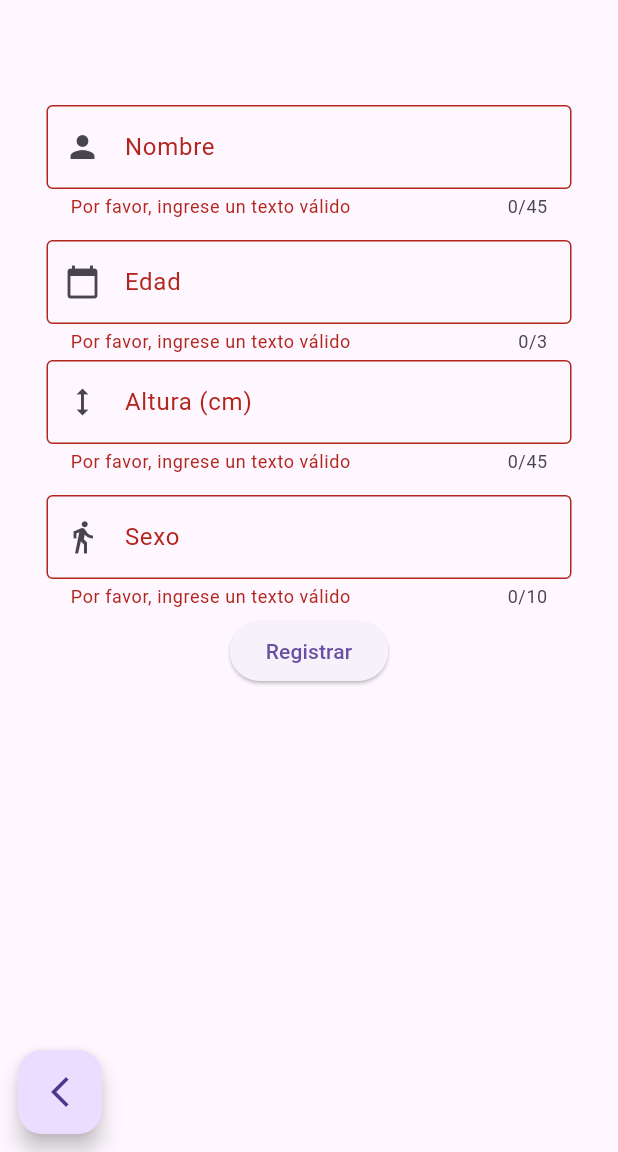
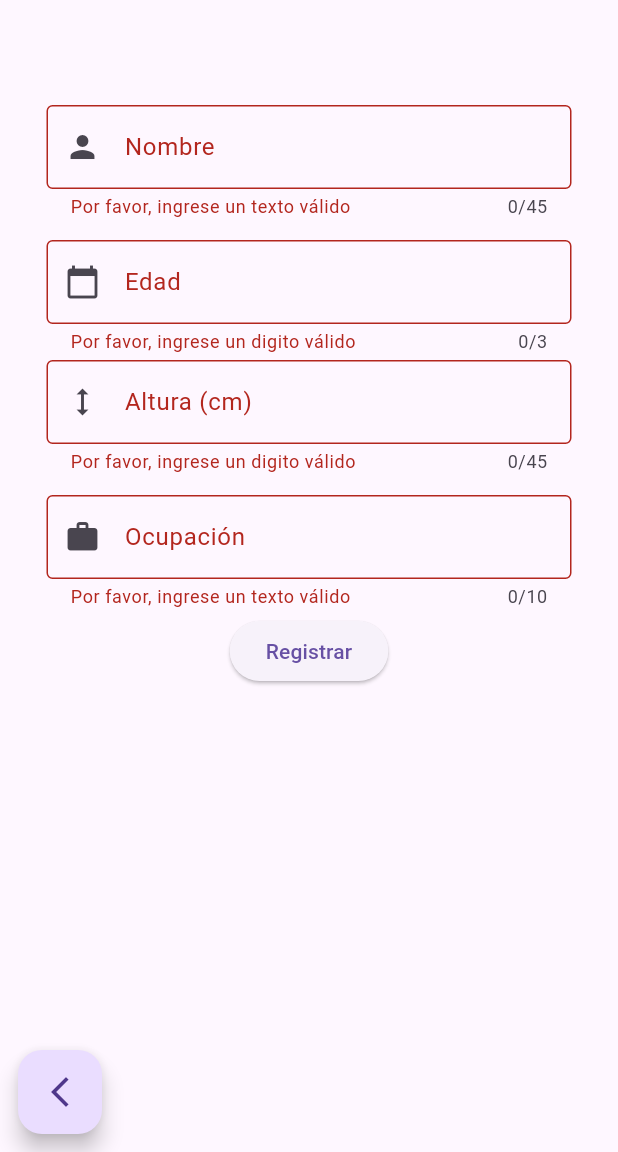
Before and after one commit to M131415/Formulario, a Flutter app: the FormScreen screen opened by its route, after a tap on "Registrar", on a phone screen of 412 x 824 dp, the part 84-1236 px from its top. Run offline on Flutter 3.47's test engine with Material 3 defaults, Android fonts, the phone set to English and light mode, and no system bars; our stand-ins replace flutter_bloc.

Commit message:
add range to input_num widgets and replace id with old

```diff
--- a/lib/data/data.dart
+++ b/lib/data/data.dart
@@ -1 +1 @@
- List<Map<String, dynamic>> miLista = [{"id": "1","nombre": "Mau"}];
+ List<Map<String, dynamic>> miLista = [{"id": "1","nombre": "Mau", "edad": "23", "ocupacion": "Estudiante"}];
--- a/lib/domain/entities/paciente.dart
+++ b/lib/domain/entities/paciente.dart
@@ -4,14 +4,14 @@ class Paciente{
   late String nombre;
   late String edad;
   late String altura;
-  late String sexo;
+  late String ocupacion;
 
   Paciente({
     required this.id,
     required this.nombre,
     required this.edad,
     required this.altura,
-    required this.sexo,
+    required this.ocupacion,
     });
 
   // Convertir un Paciente a un mapa para la inserción en la base de datos
@@ -22,7 +22,7 @@ class Paciente{
       'nombre': nombre,
       'edad': edad,
       'altura': altura,
-      'sexo': sexo,
+      'ocupacion': ocupacion,
     };
   }
 
@@ -31,9 +31,9 @@ class Paciente{
   Paciente.fromMap(Map<String, dynamic> map) {
     id = map['id'];
     nombre = map['nombre'];
-    edad = map['telefono'];
-    altura = map['nombre'];
-    sexo = map['telefono'];
+    edad = map['edad'];
+    altura = map['altura'];
+    ocupacion = map['ocupacion'];
   }
 
 }
--- a/lib/presentation/screens/home/home_screen.dart
+++ b/lib/presentation/screens/home/home_screen.dart
@@ -40,8 +40,9 @@ class _HomeScreenView extends StatelessWidget {
             itemCount: state.length,
             itemBuilder: (context, index) {
               return ListTile(
+                leading: const Icon(Icons.person),
                 title: Text(state[index]["nombre"]),
-                subtitle: Text(state[index]["id"]),
+                subtitle: Text("${state[index]["edad"]} años"),
                 trailing: Row(
                   mainAxisSize: MainAxisSize.min,
                   children: [
--- a/lib/presentation/views/form_view.dart
+++ b/lib/presentation/views/form_view.dart
@@ -1,10 +1,10 @@
 import 'package:flutter/material.dart';
 import 'package:flutter_bloc/flutter_bloc.dart';
+import 'package:formulario/blocs/blocs.dart';
 import 'package:formulario/domain/entities.dart';
 import 'package:formulario/presentation/widgets/widgets.dart';
 import 'package:uuid/uuid.dart';
 
-import '../../blocs/blocs.dart';
 
 class FormScreenView extends StatefulWidget {
   const FormScreenView({super.key});
@@ -22,7 +22,7 @@ class MyCustomFormState extends State<FormScreenView> {
   final TextEditingController _nombreCtrl = TextEditingController();
   final TextEditingController _edadCtrl = TextEditingController();
   final TextEditingController _alturaCtrl = TextEditingController();
-  final TextEditingController _sexoCtrl = TextEditingController();
+  final TextEditingController _ocupacionCtrl = TextEditingController();
 
   final _formKey = GlobalKey<FormState>();
 
@@ -30,7 +30,6 @@ class MyCustomFormState extends State<FormScreenView> {
   Widget build(BuildContext context) {
 
     final formCubit = context.watch<FormCubit>();
-
     return Center(
         child: ListView(
           children: [
@@ -53,25 +52,29 @@ class MyCustomFormState extends State<FormScreenView> {
                   controller: _edadCtrl,
                   label: "Edad",
                   maxLength: 3,
-                  icon: const Icon(Icons.calendar_today)
+                  icon: const Icon(Icons.calendar_today),
+                  numeroMaximo: 125,
+                  numeroMinimo: 5,
                 ),
                 InputNumField(
                   controller: _alturaCtrl,
                   label: "Altura (cm)",
                   maxLength: 45,
                   icon: const Icon(Icons.height_sharp),
+                  numeroMaximo: 251,
+                  numeroMinimo: 50,
                 ),
                 const SizedBox(height: 10),
                 InputTextField(
-                  controller: _sexoCtrl,
-                  label: "Sexo",
+                  controller: _ocupacionCtrl,
+                  label: "Ocupación",
                   maxLength: 10,
-                  icon: const Icon(Icons.directions_walk)
+                  icon: const Icon(Icons.work)
                 ),
                 ElevatedButton(
                   onPressed: () {
                     if (_formKey.currentState!.validate()) {
-                      final paciente = Paciente(id: id.v8(), nombre: _nombreCtrl.text.trim(), edad: _edadCtrl.text.trim(), altura: _alturaCtrl.text.trim(), sexo: _sexoCtrl.text.trim());
+                      final paciente = Paciente(id: id.v8(), nombre: _nombreCtrl.text.trim(), edad: _edadCtrl.text.trim(), altura: _alturaCtrl.text.trim(), ocupacion: _ocupacionCtrl.text.trim());
                       formCubit.insertPaciente(paciente);
                       _formKey.currentState!.reset();
                       Navigator.pushNamed(context, '/');
--- a/lib/presentation/widgets/form_widgets/input_num_field.dart
+++ b/lib/presentation/widgets/form_widgets/input_num_field.dart
@@ -5,6 +5,8 @@ class InputNumField extends StatelessWidget {
   final TextEditingController controller;
   final String label;
   final int maxLength;
+  final int numeroMaximo;
+  final int numeroMinimo;
   final Icon icon;
   final bool autofocus;
 
@@ -15,6 +17,8 @@ class InputNumField extends StatelessWidget {
     required this.maxLength,
     required this.icon,
     this.autofocus = false,
+    required this.numeroMaximo,
+    required this.numeroMinimo,
     }
   );
 
@@ -26,6 +30,7 @@ class InputNumField extends StatelessWidget {
             child: TextFormField(
               controller: controller,
               maxLength: maxLength,
+              autovalidateMode: AutovalidateMode.onUserInteraction,
               keyboardType: TextInputType.number,
               inputFormatters: [
                 FilteringTextInputFormatter.digitsOnly
@@ -41,10 +46,16 @@ class InputNumField extends StatelessWidget {
           );
   }
 
-String? _validatorText(String? value){
+  String? _validatorText(String? value){
 
     if(value == null || value.trim().isEmpty){
-      return "Por favor, ingrese un texto válido";
+      return "Por favor, ingrese un digito válido";
+    }
+    else if(value.isNotEmpty){
+      final int numero = int.parse(value);
+      if (numero >= numeroMaximo || numero <= numeroMinimo){
+        return "El digito esta fuera del rango máximo";
+      }
     }
     return null;
   }
```
